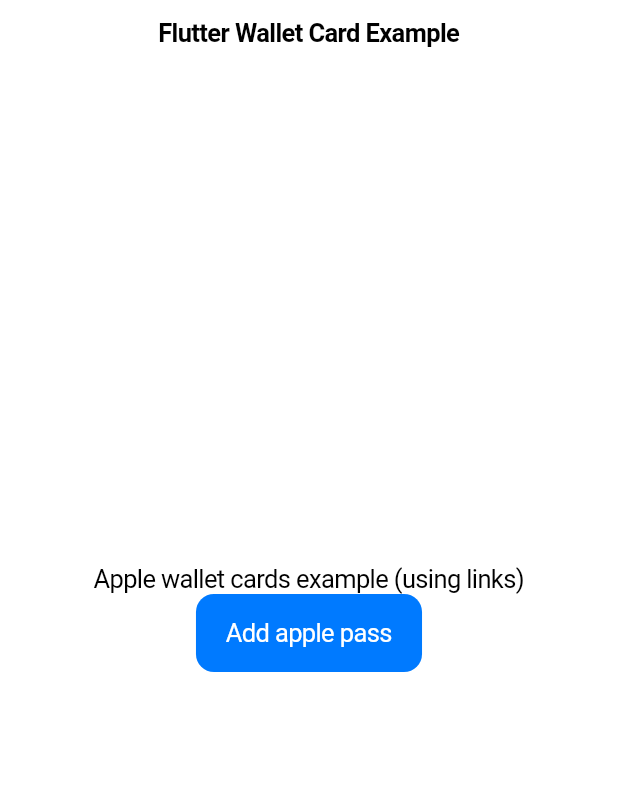
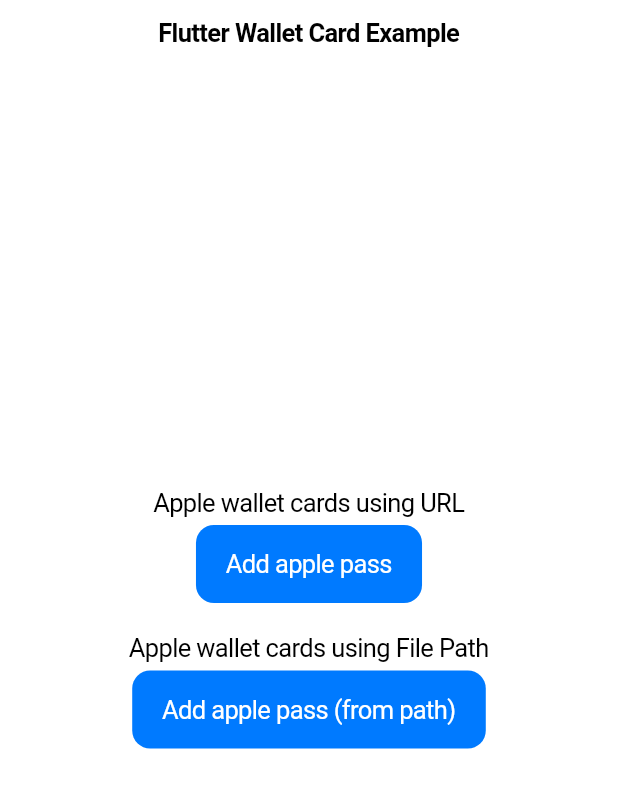
Before and after one commit to WebEferen/flutter_wallet_card, a Flutter app: the screen it shows after launch, on a phone screen of 412 x 824 dp. Shown: the top 788 px of the screen. Run offline on Flutter 3.47's test engine with Material 2 defaults, Android fonts, the phone set to English and light mode, and no system bars; our stand-ins replace dio, equatable; missing offline and left inert: cli_script.

Commit message:
Final fixes

```diff
--- a/example/lib/main.dart
+++ b/example/lib/main.dart
@@ -1,10 +1,5 @@
-import 'dart:io';
-
 import 'package:flutter/cupertino.dart';
-import 'package:flutter/services.dart';
-import 'package:flutter_wallet_card/core/passkit.dart';
-import 'package:flutter_wallet_card/flutter_wallet_card.dart';
-import 'package:path_provider/path_provider.dart';
+import 'package:flutter_wallet_card_example/pass.dart';
 
 void main(List<String> args) {
   runApp(MyApp());
@@ -27,29 +22,23 @@ class _MyAppState extends State<MyApp> {
           child: Column(
             mainAxisAlignment: MainAxisAlignment.center,
             children: [
-              Text('Apple wallet cards example (using links)'),
+              const Text('Apple wallet cards using URL'),
+              const SizedBox(height: 5),
               CupertinoButton.filled(
-                  onPressed: () {
-                    _generateWalletPassFromPath();
-                  },
-                  child: Text('Add apple pass'))
+                onPressed: () => generateWalletPassFromUri(exampleUrl),
+                child: Text('Add apple pass'),
+              ),
+              const SizedBox(height: 20),
+              const Text('Apple wallet cards using File Path'),
+              const SizedBox(height: 5),
+              CupertinoButton.filled(
+                onPressed: () => generateWalletPassFromPath(),
+                child: Text('Add apple pass (from path)'),
+              ),
             ],
           ),
         ),
       ),
     );
   }
-
-  _generateWalletPassFromPath() async {
-    final directory = await getTemporaryDirectory();
-    final file = File('${directory.path}/example.pkpass');
-
-    final examplePass = await rootBundle.load('passes/example.pkpass');
-    final written = await file.writeAsBytes(examplePass.buffer.asUint8List());
-
-    final passkit = await Passkit().saveFromPath(id: 'example', file: written);
-    await FlutterWalletCard.addPasskit(passkit);
-
-    await file.delete();
-  }
 }
--- a/example/lib/pass.dart
+++ b/example/lib/pass.dart
@@ -1,9 +1,35 @@
+import 'dart:io';
+
 import 'package:flutter/services.dart';
+import 'package:flutter_wallet_card/core/passkit.dart';
+import 'package:flutter_wallet_card/flutter_wallet_card.dart';
 import 'package:flutter_wallet_card/models/PasskitField.dart';
 import 'package:flutter_wallet_card/models/PasskitPass.dart';
 import 'package:flutter_wallet_card/models/PasskitStructure.dart';
+import 'package:path_provider/path_provider.dart';
 
-final ExamplePass = PasskitPass(
+void generateWalletPassFromUri(String url) async {
+  final passkit = await Passkit().saveFromUri(id: 'example', url: url);
+  await FlutterWalletCard.addPasskit(passkit);
+}
+
+void generateWalletPassFromPath() async {
+  final directory = await getTemporaryDirectory();
+  final file = File('${directory.path}/example.pkpass');
+
+  final examplePass = await rootBundle.load('passes/example.pkpass');
+  final written = await file.writeAsBytes(examplePass.buffer.asUint8List());
+
+  final passkit = await Passkit().saveFromPath(id: 'example', file: written);
+  await FlutterWalletCard.addPasskit(passkit);
+
+  await file.delete();
+}
+
+final exampleUrl =
+    'https://github.com/WebEferen/flutter_wallet_card/raw/v3/example/passes/example.pkpass';
+
+final examplePass = PasskitPass(
   description: 'Some description',
   formatVersion: 1,
   organizationName: 'Michal Makowski',
```
